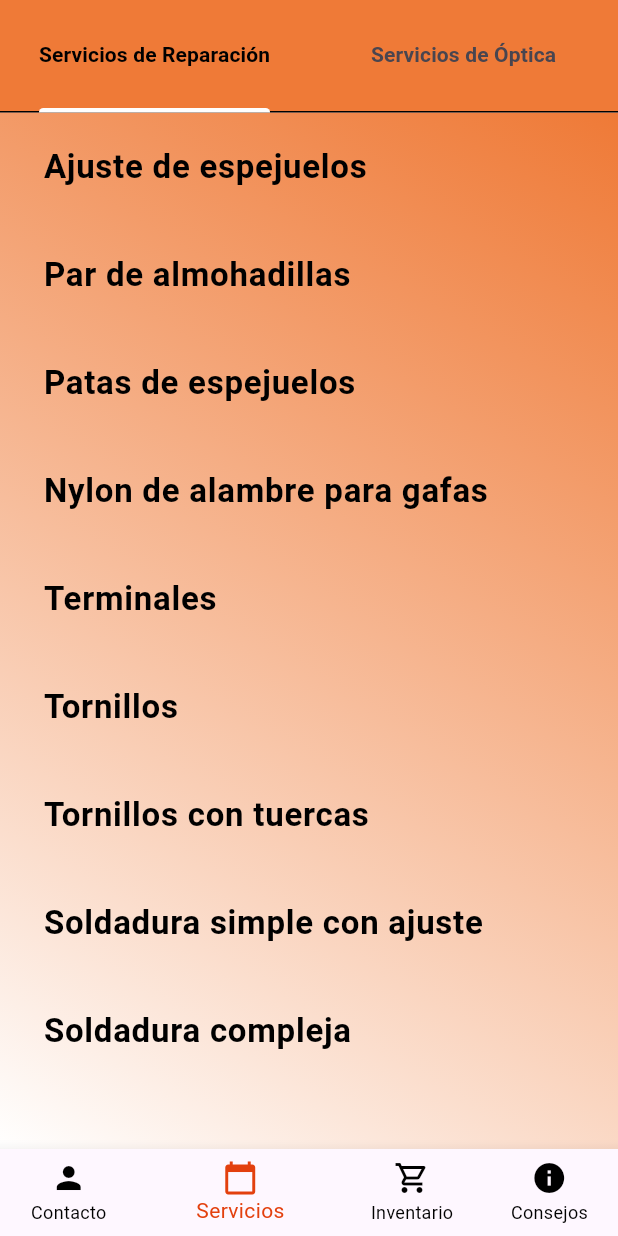
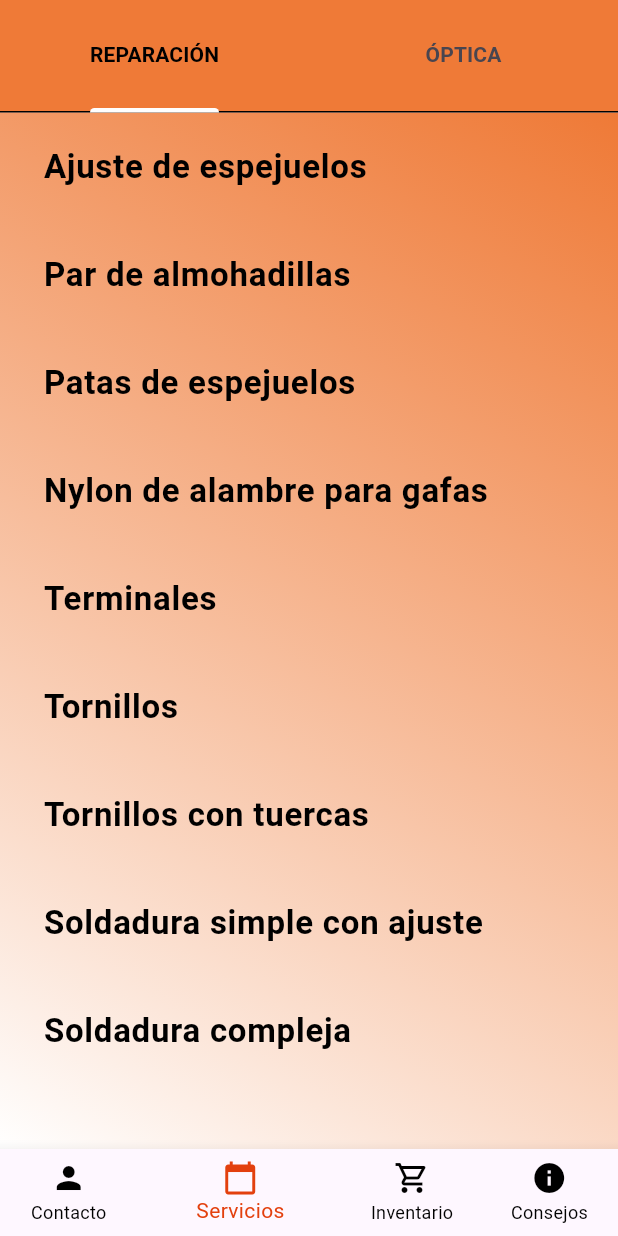
Before and after one commit to Forbidden9/glasses_app, a Flutter app: the screen it shows after launch, item 2 of the bottom bar chosen, on a phone screen of 412 x 824 dp. Run offline on Flutter 3.47's test engine with Material 2 defaults, Android fonts, the phone set to English and light mode, and no system bars; drawn by our look-alikes of flutter_animate; our stand-ins replace gap, google_maps_flutter.

Commit message:
[Services] - Changed names in tabbar.

```diff
--- a/lib/pages/fee/services.dart
+++ b/lib/pages/fee/services.dart
@@ -23,10 +23,10 @@ class Services extends StatelessWidget {
                 dividerColor: cTextColor,
                 tabs: [
                   Tab(
-                    child: Text("Servicios de Reparación", style: TextStyle(fontWeight: FontWeight.bold, fontSize: 14)),
+                    child: Text("REPARACIÓN", style: TextStyle(fontWeight: FontWeight.bold, fontSize: 14)),
                   ),
                   Tab(
-                    child: Text("Servicios de Óptica", style: TextStyle(fontWeight: FontWeight.bold, fontSize: 14)),
+                    child: Text("ÓPTICA", style: TextStyle(fontWeight: FontWeight.bold, fontSize: 14)),
                   )
                 ]
               ),
```
